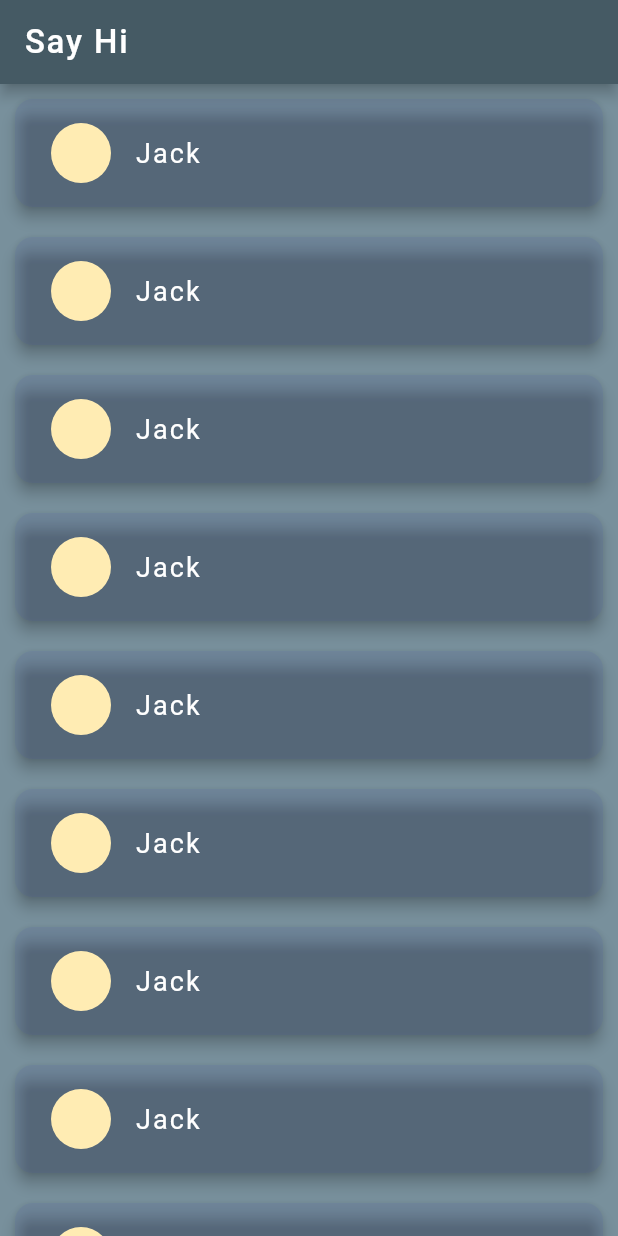
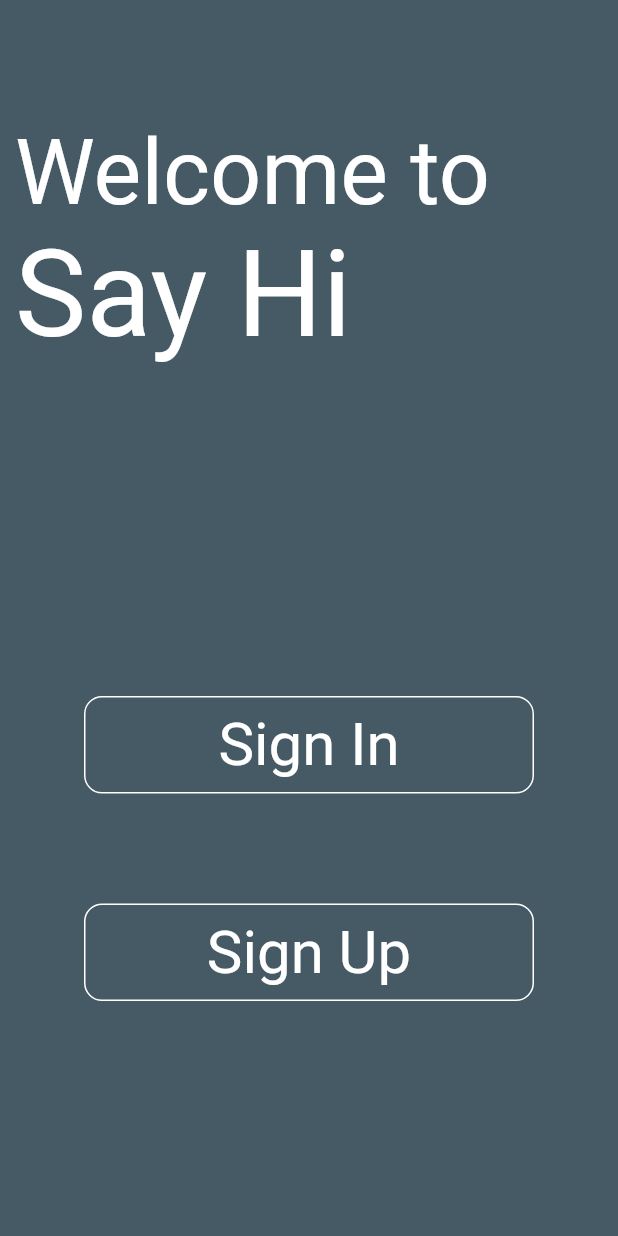
Before and after one commit to samrat19/say_hi, a Flutter app: the screen it shows after launch, on a phone screen of 412 x 824 dp. Run offline on Flutter 3.47's test engine with Material 2 defaults, Android fonts, the phone set to English and light mode, and no system bars.

Commit message:
makes some changes

```diff
--- a/lib/main.dart
+++ b/lib/main.dart
@@ -1,5 +1,5 @@
 import 'package:flutter/material.dart';
-import 'package:say_hi/screens/home_screen.dart';
+import 'package:say_hi/screens/authentication/welcome_screen.dart';
 
 
 void main() {
@@ -12,8 +12,9 @@ class MyApp extends StatelessWidget {
   @override
   Widget build(BuildContext context) {
     return const MaterialApp(
+      debugShowCheckedModeBanner: false,
       title: 'Say Hi',
-      home: HomeScreen(),
+      home: WelcomeScreen(),
     );
   }
 }
--- /dev/null
+++ b/lib/screens/authentication/welcome_screen.dart
@@ -0,0 +1,62 @@
+import 'package:flutter/cupertino.dart';
+import 'package:flutter/material.dart';
+import 'package:say_hi/screens/authentication/login_screen.dart';
+import 'package:say_hi/screens/authentication/registration_screen.dart';
+import 'package:say_hi/utils/authentication_button.dart';
+
+class WelcomeScreen extends StatelessWidget {
+  const WelcomeScreen({Key? key}) : super(key: key);
+
+  @override
+  Widget build(BuildContext context) {
+    return Scaffold(
+      backgroundColor: Colors.blueGrey[700],
+      body: Padding(
+        padding: const EdgeInsets.all(10.0),
+        child: Column(
+          crossAxisAlignment: CrossAxisAlignment.start,
+          children: [
+            const SizedBox(
+              height: 70,
+            ),
+            const Text(
+              'Welcome to',
+              style: TextStyle(
+                color: Colors.white,
+                fontSize: 60,
+              ),
+            ),
+            const Text(
+              'Say Hi',
+              style: TextStyle(
+                color: Colors.white,
+                fontSize: 80,
+              ),
+            ),
+            const Expanded(flex: 3, child: SizedBox()),
+            GestureDetector(
+                onTap: () {
+                  Navigator.of(context).push(
+                    CupertinoPageRoute(
+                      builder: (_) => const LoginScreen(),
+                    ),
+                  );
+                },
+                child: const AuthenticationButton(title: 'Sign In')),
+            const Expanded(flex: 1, child: SizedBox()),
+            GestureDetector(
+                onTap: () {
+                  Navigator.of(context).push(
+                    CupertinoPageRoute(
+                      builder: (_) => const RegistrationScreen(),
+                    ),
+                  );
+                },
+                child: const AuthenticationButton(title: 'Sign Up')),
+            const Expanded(flex: 2, child: SizedBox()),
+          ],
+        ),
+      ),
+    );
+  }
+}
--- a/lib/screens/home_screen.dart
+++ b/lib/screens/home_screen.dart
@@ -11,9 +11,9 @@ class HomeScreen extends StatelessWidget {
     return Scaffold(
       appBar: AppBar(
         backgroundColor: Colors.blueGrey[700],
-        title: Text(
+        title: const Text(
           'Say Hi',
-          style: const TextStyle(
+          style: TextStyle(
             color: Colors.white,
             letterSpacing: 1.2,
             fontSize: 22,
--- /dev/null
+++ b/lib/utils/authentication_button.dart
@@ -0,0 +1,35 @@
+import 'package:flutter/material.dart';
+
+class AuthenticationButton extends StatelessWidget {
+  final String title;
+
+  const AuthenticationButton({Key? key, required this.title}) : super(key: key);
+
+  @override
+  Widget build(BuildContext context) {
+    return Center(
+      child: Container(
+        width: 300,
+        color: Colors.transparent,
+        decoration: BoxDecoration(
+          borderRadius: const BorderRadius.all(Radius.circular(12)),
+          border: Border.all(color: Colors.white),
+        ),
+        child: Center(
+          child: Padding(
+            padding: const EdgeInsets.symmetric(
+              vertical: 8,
+            ),
+            child: Text(
+              title,
+              style: const TextStyle(
+                color: Colors.white,
+                fontSize: 40,
+              ),
+            ),
+          ),
+        ),
+      ),
+    );
+  }
+}
```
Also changed, not shown: lib/screens/authentication/login_screen.dart (renamed from lib/screens/login_screen.dart), lib/screens/authentication/registration_screen.dart (renamed from lib/screens/registration_screen.dart).
